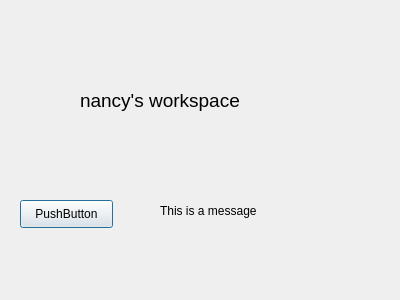
This is gittest/n.ui in AbdelrahmanShorim/gittest as Qt 5 draws it before an edit. The edited form follows.
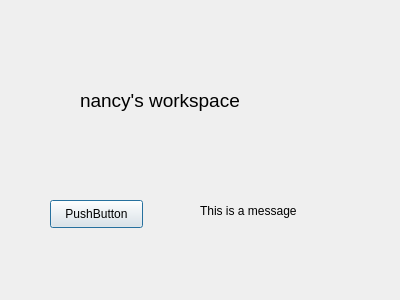
This is the edited form.

What changed in the file:
```diff
--- a/gittest/n.ui
+++ b/gittest/n.ui
@@ -34,7 +34,7 @@
   <widget class="QLabel" name="message">
    <property name="geometry">
     <rect>
-     <x>160</x>
+     <x>200</x>
      <y>180</y>
      <width>171</width>
      <height>61</height>
@@ -47,7 +47,7 @@
   <widget class="QPushButton" name="pushButton">
    <property name="geometry">
     <rect>
-     <x>20</x>
+     <x>50</x>
      <y>200</y>
      <width>93</width>
      <height>28</height>
```
